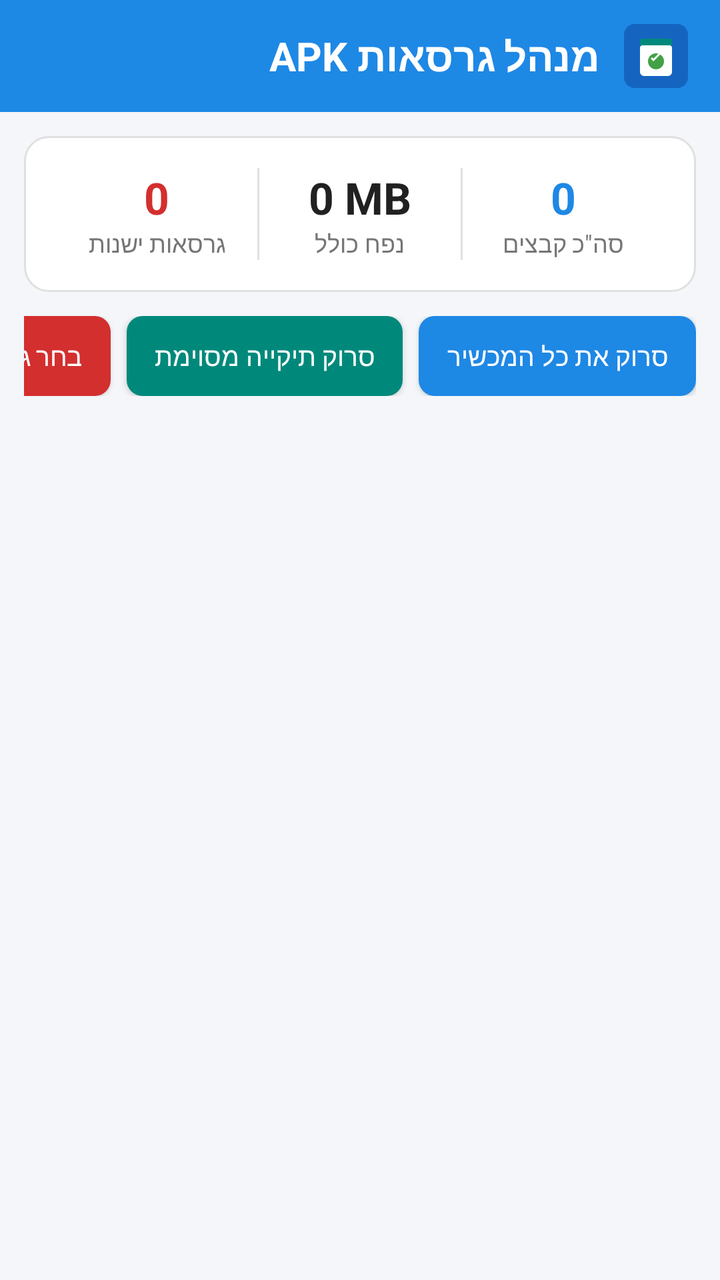
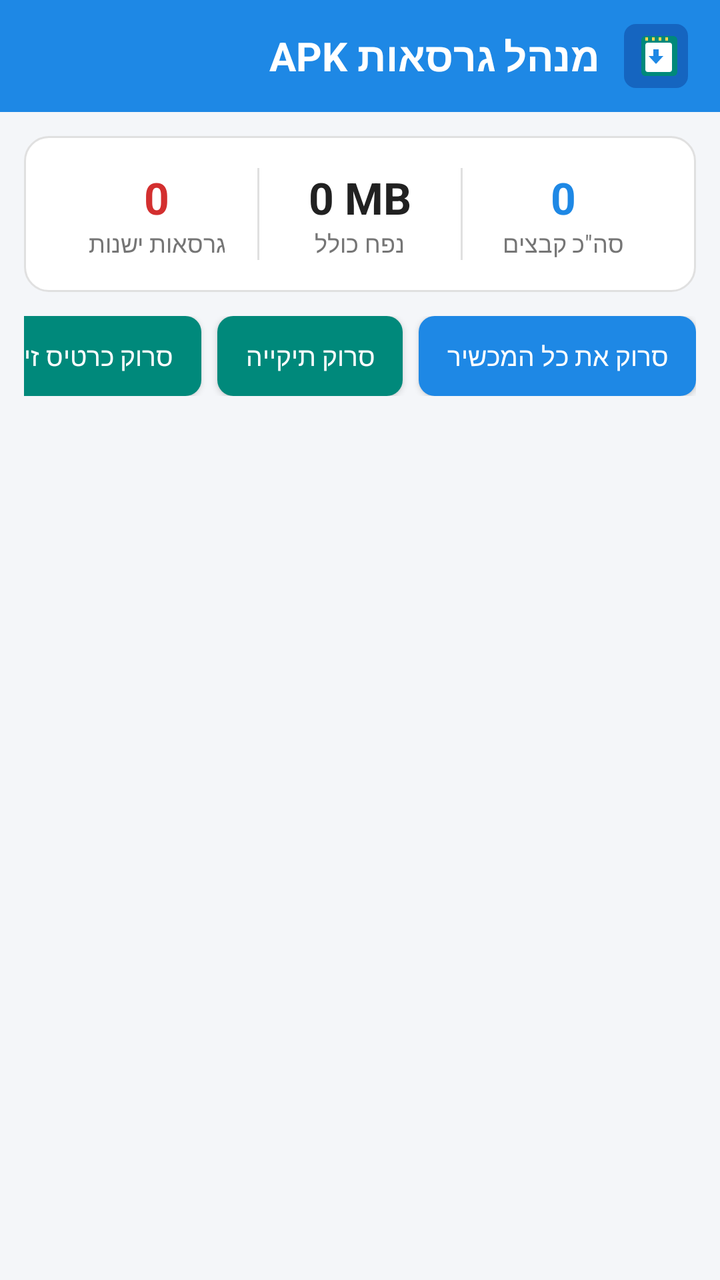

Before-and-after screenshots of an Android layout around one commit, followed by the original layout XML and the change that was made.
<!-- AndroidManifest.xml: application theme android:Theme.Material.Light.NoActionBar -->
<!-- res/layout/activity_main.xml -->
<?xml version="1.0" encoding="utf-8"?>
<LinearLayout xmlns:android="http://schemas.android.com/apk/res/android"
    android:layout_width="match_parent"
    android:layout_height="match_parent"
    android:background="@color/background"
    android:layoutDirection="rtl"
    android:orientation="vertical">

    
    <LinearLayout
        android:layout_width="match_parent"
        android:layout_height="56dp"
        android:background="@color/primary"
        android:gravity="center_vertical"
        android:orientation="horizontal"
        android:paddingStart="16dp"
        android:paddingEnd="16dp">

        <ImageView
            android:layout_width="32dp"
            android:layout_height="32dp"
            android:src="@drawable/ic_launcher" />

        <TextView
            android:layout_width="0dp"
            android:layout_height="wrap_content"
            android:layout_marginStart="12dp"
            android:layout_weight="1"
            android:text="@string/app_name"
            android:textColor="#FFFFFF"
            android:textSize="20sp"
            android:textStyle="bold" />

    </LinearLayout>

    
    <LinearLayout
        android:layout_width="match_parent"
        android:layout_height="wrap_content"
        android:layout_margin="12dp"
        android:background="@drawable/bg_card"
        android:orientation="vertical"
        android:padding="16dp">

        <LinearLayout
            android:layout_width="match_parent"
            android:layout_height="wrap_content"
            android:baselineAligned="false"
            android:orientation="horizontal">

            <LinearLayout
                android:layout_width="0dp"
                android:layout_height="wrap_content"
                android:layout_weight="1"
                android:gravity="center"
                android:orientation="vertical">

                <TextView
                    android:id="@+id/tvTotalFiles"
                    android:layout_width="wrap_content"
                    android:layout_height="wrap_content"
                    android:text="0"
                    android:textColor="@color/primary"
                    android:textSize="22sp"
                    android:textStyle="bold" />

                <TextView
                    android:layout_width="wrap_content"
                    android:layout_height="wrap_content"
                    android:text="@string/total_files"
                    android:textColor="@color/text_secondary"
                    android:textSize="12sp" />
            </LinearLayout>

            <View
                android:layout_width="1dp"
                android:layout_height="match_parent"
                android:background="@color/divider" />

            <LinearLayout
                android:layout_width="0dp"
                android:layout_height="wrap_content"
                android:layout_weight="1"
                android:gravity="center"
                android:orientation="vertical">

                <TextView
                    android:id="@+id/tvTotalSize"
                    android:layout_width="wrap_content"
                    android:layout_height="wrap_content"
                    android:text="0 MB"
                    android:textColor="@color/text_primary"
                    android:textSize="22sp"
                    android:textStyle="bold" />

                <TextView
                    android:layout_width="wrap_content"
                    android:layout_height="wrap_content"
                    android:text="@string/total_size"
                    android:textColor="@color/text_secondary"
                    android:textSize="12sp" />
            </LinearLayout>

            <View
                android:layout_width="1dp"
                android:layout_height="match_parent"
                android:background="@color/divider" />

            <LinearLayout
                android:layout_width="0dp"
                android:layout_height="wrap_content"
                android:layout_weight="1"
                android:gravity="center"
                android:orientation="vertical">

                <TextView
                    android:id="@+id/tvOldVersionsCount"
                    android:layout_width="wrap_content"
                    android:layout_height="wrap_content"
                    android:text="0"
                    android:textColor="@color/danger"
                    android:textSize="22sp"
                    android:textStyle="bold" />

                <TextView
                    android:layout_width="wrap_content"
                    android:layout_height="wrap_content"
                    android:text="@string/old_versions"
                    android:textColor="@color/text_secondary"
                    android:textSize="12sp" />
            </LinearLayout>

        </LinearLayout>

    </LinearLayout>

    
    <HorizontalScrollView
        android:layout_width="match_parent"
        android:layout_height="wrap_content"
        android:layout_marginStart="12dp"
        android:layout_marginEnd="12dp"
        android:layout_marginBottom="8dp"
        android:scrollbars="none">

        <LinearLayout
            android:layout_width="wrap_content"
            android:layout_height="wrap_content"
            android:orientation="horizontal">

            <Button
                android:id="@+id/btnScanAll"
                android:layout_width="wrap_content"
                android:layout_height="40dp"
                android:layout_marginEnd="8dp"
                android:background="@drawable/bg_button_primary"
                android:paddingStart="14dp"
                android:paddingEnd="14dp"
                android:text="@string/scan_all"
                android:textColor="#FFFFFF"
                android:textSize="13sp" />

            <Button
                android:id="@+id/btnScanFolder"
                android:layout_width="wrap_content"
                android:layout_height="40dp"
                android:layout_marginEnd="8dp"
                android:background="@drawable/bg_button_secondary"
                android:paddingStart="14dp"
                android:paddingEnd="14dp"
                android:text="@string/scan_folder"
                android:textColor="#FFFFFF"
                android:textSize="13sp" />

            <Button
                android:id="@+id/btnSelectOld"
                android:layout_width="wrap_content"
                android:layout_height="40dp"
                android:background="@drawable/bg_button_danger"
                android:paddingStart="14dp"
                android:paddingEnd="14dp"
                android:text="@string/select_old"
                android:textColor="#FFFFFF"
                android:textSize="13sp" />

        </LinearLayout>
    </HorizontalScrollView>

    
    <LinearLayout
        android:id="@+id/layoutScanning"
        android:layout_width="match_parent"
        android:layout_height="wrap_content"
        android:gravity="center"
        android:orientation="vertical"
        android:padding="24dp"
        android:visibility="gone">

        <ProgressBar
            android:layout_width="48dp"
            android:layout_height="48dp" />

        <TextView
            android:id="@+id/tvScanProgress"
            android:layout_width="wrap_content"
            android:layout_height="wrap_content"
            android:layout_marginTop="12dp"
            android:text="@string/scanning"
            android:textColor="@color/text_primary"
            android:textSize="15sp" />
    </LinearLayout>

    
    <LinearLayout
        android:id="@+id/layoutEmpty"
        android:layout_width="match_parent"
        android:layout_height="0dp"
        android:layout_weight="1"
        android:gravity="center"
        android:orientation="vertical"
        android:padding="32dp"
        android:visibility="gone">

        <ImageView
            android:layout_width="64dp"
            android:layout_height="64dp"
            android:src="@drawable/ic_apk"
            android:tint="#BDBDBD" />

        <TextView
            android:layout_width="wrap_content"
            android:layout_height="wrap_content"
            android:layout_marginTop="16dp"
            android:text="@string/no_apks_found"
            android:textColor="@color/text_secondary"
            android:textSize="16sp" />
    </LinearLayout>

    
    <ListView
        android:id="@+id/listViewApks"
        android:layout_width="match_parent"
        android:layout_height="0dp"
        android:layout_weight="1"
        android:clipToPadding="false"
        android:divider="@color/divider"
        android:dividerHeight="1dp"
        android:paddingBottom="80dp" />

    
    <LinearLayout
        android:id="@+id/layoutBottomBar"
        android:layout_width="match_parent"
        android:layout_height="wrap_content"
        android:background="@drawable/bg_bottom_bar"
        android:elevation="8dp"
        android:orientation="vertical"
        android:padding="12dp"
        android:visibility="gone">

        <LinearLayout
            android:layout_width="match_parent"
            android:layout_height="wrap_content"
            android:gravity="center_vertical"
            android:orientation="horizontal">

            <TextView
                android:id="@+id/tvSelectedCount"
                android:layout_width="0dp"
                android:layout_height="wrap_content"
                android:layout_weight="1"
                android:text="נבחרו 0 קבצים"
                android:textColor="@color/text_primary"
                android:textSize="15sp"
                android:textStyle="bold" />

            <Button
                android:id="@+id/btnToggleSelectAll"
                android:layout_width="wrap_content"
                android:layout_height="36dp"
                android:background="@null"
                android:text="@string/select_all"
                android:textColor="@color/primary"
                android:textSize="13sp" />

        </LinearLayout>

        <LinearLayout
            android:layout_width="match_parent"
            android:layout_height="wrap_content"
            android:layout_marginTop="8dp"
            android:orientation="horizontal">

            <Button
                android:id="@+id/btnCopy"
                android:layout_width="0dp"
                android:layout_height="44dp"
                android:layout_marginEnd="6dp"
                android:layout_weight="1"
                android:background="@drawable/bg_button_primary"
                android:text="@string/copy_selected"
                android:textColor="#FFFFFF"
                android:textSize="14sp" />

            <Button
                android:id="@+id/btnMove"
                android:layout_width="0dp"
                android:layout_height="44dp"
                android:layout_marginEnd="6dp"
                android:layout_weight="1"
                android:background="@drawable/bg_button_secondary"
                android:text="@string/move_selected"
                android:textColor="#FFFFFF"
                android:textSize="14sp" />

            <Button
                android:id="@+id/btnDelete"
                android:layout_width="0dp"
                android:layout_height="44dp"
                android:layout_weight="1"
                android:background="@drawable/bg_button_danger"
                android:text="@string/delete_selected"
                android:textColor="#FFFFFF"
                android:textSize="14sp" />

        </LinearLayout>

    </LinearLayout>

</LinearLayout>
<!-- resources referenced by this layout -->
<resources>
  <color name="background">#F4F6F9</color>
  <color name="danger">#D32F2F</color>
  <color name="divider">#E0E0E0</color>
  <color name="primary">#1E88E5</color>
  <color name="text_primary">#212121</color>
  <color name="text_secondary">#757575</color>
  <!-- drawable bg_bottom_bar (drawable) -->
  <?xml version="1.0" encoding="utf-8"?>
  <shape xmlns:android="http://schemas.android.com/apk/res/android"
      android:shape="rectangle">
      <solid android:color="#FFFFFF" />
      <stroke
          android:width="1dp"
          android:color="#DCDCDC" />
  </shape>
  <!-- drawable bg_button_danger (drawable) -->
  <?xml version="1.0" encoding="utf-8"?>
  <shape xmlns:android="http://schemas.android.com/apk/res/android"
      android:shape="rectangle">
      <solid android:color="#D32F2F" />
      <corners android:radius="8dp" />
  </shape>
  <!-- drawable bg_button_primary (drawable) -->
  <?xml version="1.0" encoding="utf-8"?>
  <shape xmlns:android="http://schemas.android.com/apk/res/android"
      android:shape="rectangle">
      <solid android:color="#1E88E5" />
      <corners android:radius="8dp" />
  </shape>
  <!-- drawable bg_button_secondary (drawable) -->
  <?xml version="1.0" encoding="utf-8"?>
  <shape xmlns:android="http://schemas.android.com/apk/res/android"
      android:shape="rectangle">
      <solid android:color="#00897B" />
      <corners android:radius="8dp" />
  </shape>
  <!-- drawable bg_card (drawable) -->
  <?xml version="1.0" encoding="utf-8"?>
  <shape xmlns:android="http://schemas.android.com/apk/res/android"
      android:shape="rectangle">
      <solid android:color="#FFFFFF" />
      <corners android:radius="12dp" />
      <stroke
          android:width="1dp"
          android:color="#E0E0E0" />
  </shape>
  <!-- drawable ic_launcher (drawable) -->
  <vector xmlns:android="http://schemas.android.com/apk/res/android"
      android:width="96dp"
      android:height="96dp"
      android:viewportWidth="96"
      android:viewportHeight="96">
      
      <path
          android:fillColor="#1565C0"
          android:pathData="M 16 0 L 80 0 A 16 16 0 0 1 96 16 L 96 80 A 16 16 0 0 1 80 96 L 16 96 A 16 16 0 0 1 0 80 L 0 16 A 16 16 0 0 1 16 0 Z" />
      
      
      <path
          android:fillColor="#FFFFFF"
          android:pathData="M 28 32 L 68 32 A 4 4 0 0 1 72 36 L 72 72 A 6 6 0 0 1 66 78 L 30 78 A 6 6 0 0 1 24 72 L 24 36 A 4 4 0 0 1 28 32 Z" />
      
      
      <path
          android:fillColor="#00897B"
          android:pathData="M 28 22 L 68 22 A 4 4 0 0 1 72 26 L 72 32 L 24 32 L 24 26 A 4 4 0 0 1 28 22 Z" />
      
      
      <path
          android:fillColor="#43A047"
          android:pathData="M 48 44 A 12 12 0 1 0 48 68 A 12 12 0 1 0 48 44 Z" />
      
      
      <path
          android:fillColor="#FFFFFF"
          android:pathData="M 44 56 L 40 52 L 42 50 L 44 52 L 53 43 L 55 45 Z" />
  </vector>
  <string name="app_name">מנהל גרסאות APK</string>
  <string name="copy_selected">העתק</string>
  <string name="delete_selected">מחק</string>
  <string name="move_selected">העבר</string>
  <string name="no_apks_found">לא נמצאו קבצי APK</string>
  <string name="old_versions">גרסאות ישנות</string>
  <string name="scan_all">סרוק את כל המכשיר</string>
  <string name="scan_folder">סרוק תיקייה מסוימת</string>
  <string name="scanning">סורק קבצים במכשיר, אנא המתן...</string>
  <string name="select_all">בחר הכל</string>
  <string name="select_old">בחר גרסאות ישנות</string>
  <string name="total_files">סה\"כ קבצים</string>
  <string name="total_size">נפח כולל</string>
  <!-- unchanged entries left out for length: 1 -->
</resources>

<!-- the commit's change to res/layout/activity_main.xml (unified diff, before → after) -->
@@ -173,6 +173,18 @@
                 android:textSize="13sp" />
 
             <Button
+                android:id="@+id/btnScanSdCard"
+                android:layout_width="wrap_content"
+                android:layout_height="40dp"
+                android:layout_marginEnd="8dp"
+                android:background="@drawable/bg_button_secondary"
+                android:paddingStart="14dp"
+                android:paddingEnd="14dp"
+                android:text="@string/scan_sd_card"
+                android:textColor="#FFFFFF"
+                android:textSize="13sp" />
+
+            <Button
                 android:id="@+id/btnSelectOld"
                 android:layout_width="wrap_content"
                 android:layout_height="40dp"
@@ -224,8 +236,7 @@
         <ImageView
             android:layout_width="64dp"
             android:layout_height="64dp"
-            android:src="@drawable/ic_apk"
-            android:tint="#BDBDBD" />
+            android:src="@drawable/ic_apk" />
 
         <TextView
             android:layout_width="wrap_content"
<!-- resource entries referenced after the edit -->
@@ -55,27 +55,27 @@
       
       <path
           android:fillColor="#1565C0"
-          android:pathData="M 16 0 L 80 0 A 16 16 0 0 1 96 16 L 96 80 A 16 16 0 0 1 80 96 L 16 96 A 16 16 0 0 1 0 80 L 0 16 A 16 16 0 0 1 16 0 Z" />
+          android:pathData="M 18 0 L 78 0 A 18 18 0 0 1 96 18 L 96 78 A 18 18 0 0 1 78 96 L 18 96 A 18 18 0 0 1 0 78 L 0 18 A 18 18 0 0 1 18 0 Z" />
+  
       
+      <path
+          android:fillColor="#00897B"
+          android:pathData="M 32 18 L 74 18 A 6 6 0 0 1 80 24 L 80 72 A 6 6 0 0 1 74 78 L 32 78 A 6 6 0 0 1 26 72 L 26 24 A 6 6 0 0 1 32 18 Z" />
+  
       
       <path
           android:fillColor="#FFFFFF"
-          android:pathData="M 28 32 L 68 32 A 4 4 0 0 1 72 36 L 72 72 A 6 6 0 0 1 66 78 L 30 78 A 6 6 0 0 1 24 72 L 24 36 A 4 4 0 0 1 28 32 Z" />
-      
+          android:pathData="M 36 28 L 68 28 A 4 4 0 0 1 72 32 L 72 68 A 4 4 0 0 1 68 72 L 36 72 A 4 4 0 0 1 32 68 L 32 32 A 4 4 0 0 1 36 28 Z" />
+  
       
       <path
-          android:fillColor="#00897B"
-          android:pathData="M 28 22 L 68 22 A 4 4 0 0 1 72 26 L 72 32 L 24 32 L 24 26 A 4 4 0 0 1 28 22 Z" />
-      
+          android:fillColor="#1E88E5"
+          android:pathData="M 52 38 L 52 48 L 59 48 L 48 60 L 37 48 L 44 48 L 44 38 Z" />
+  
       
       <path
-          android:fillColor="#43A047"
-          android:pathData="M 48 44 A 12 12 0 1 0 48 68 A 12 12 0 1 0 48 44 Z" />
-      
-      
-      <path
-          android:fillColor="#FFFFFF"
-          android:pathData="M 44 56 L 40 52 L 42 50 L 44 52 L 53 43 L 55 45 Z" />
+          android:fillColor="#FFD54F"
+          android:pathData="M 32 20 L 36 20 L 36 25 L 32 25 Z M 42 20 L 46 20 L 46 25 L 42 25 Z M 52 20 L 56 20 L 56 25 L 52 25 Z M 62 20 L 66 20 L 66 25 L 62 25 Z" />
   </vector>
   <string name="app_name">מנהל גרסאות APK</string>
   <string name="copy_selected">העתק</string>
@@ -84,7 +84,8 @@
   <string name="no_apks_found">לא נמצאו קבצי APK</string>
   <string name="old_versions">גרסאות ישנות</string>
   <string name="scan_all">סרוק את כל המכשיר</string>
-  <string name="scan_folder">סרוק תיקייה מסוימת</string>
+  <string name="scan_folder">סרוק תיקייה</string>
+  <string name="scan_sd_card">סרוק כרטיס זיכרון</string>
   <string name="scanning">סורק קבצים במכשיר, אנא המתן...</string>
   <string name="select_all">בחר הכל</string>
   <string name="select_old">בחר גרסאות ישנות</string>
